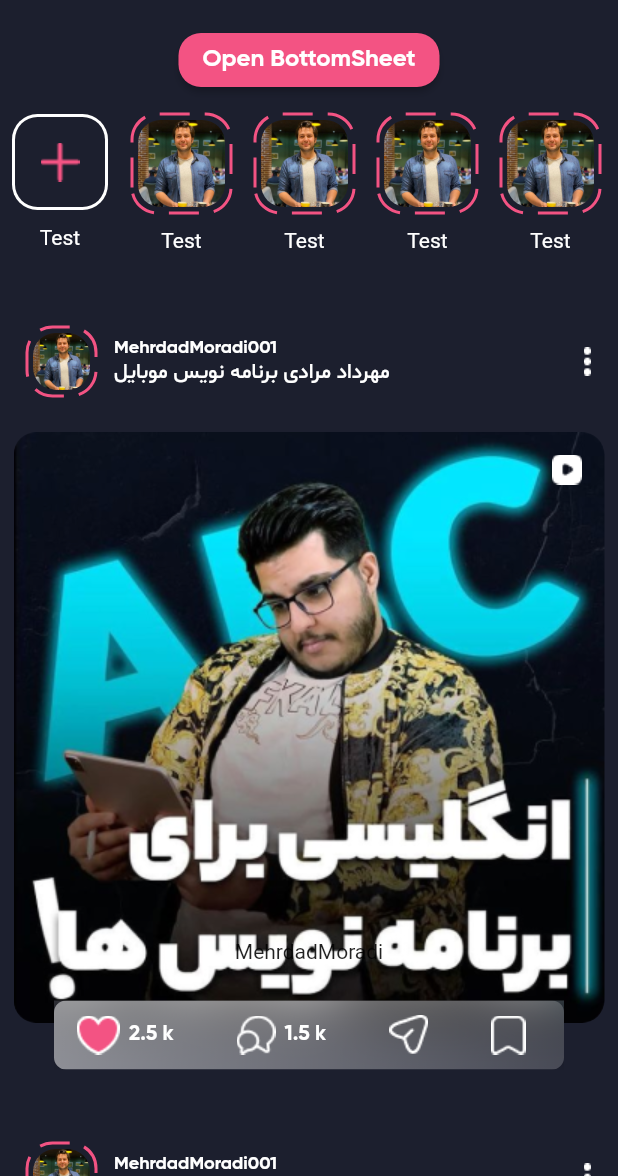
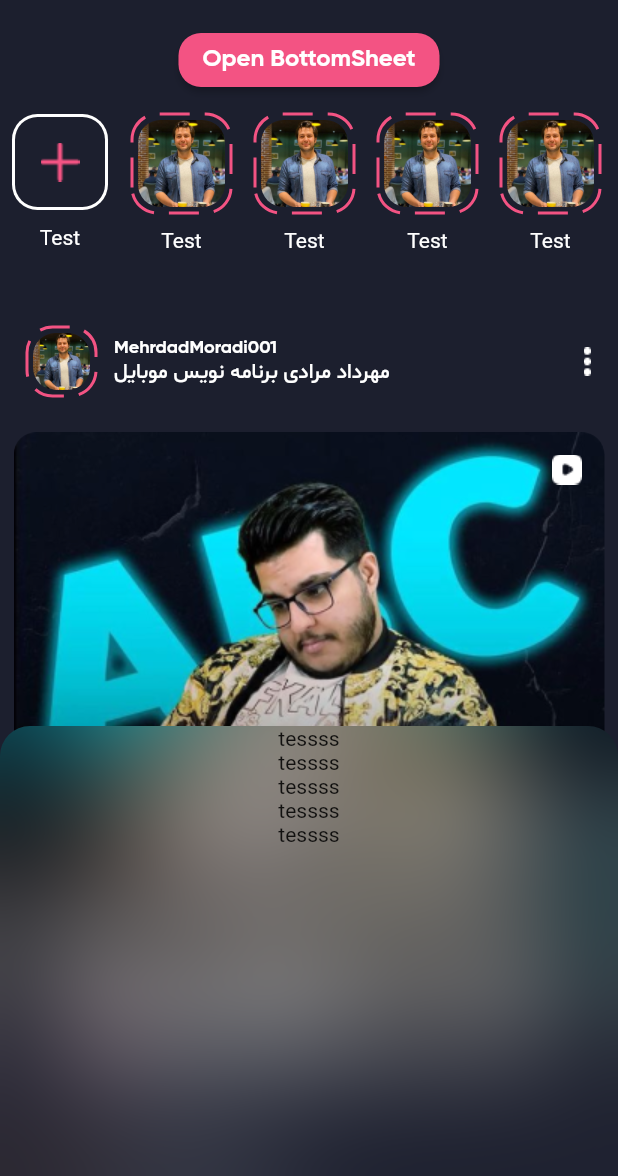
Before and after one commit to mehrdadmoradi001/instagram, a Flutter app: the screen it shows after launch, after a tap on "Open BottomSheet", on a phone screen of 412 x 824 dp, the part 60-1236 px from its top. Run offline on Flutter 3.47's test engine with Material 2 defaults, Android fonts, the phone set to English and light mode, and no system bars; drawn by our look-alikes of dotted_border.

Commit message:
1- Creating blur & Radius for BottomSheet

```diff
--- a/lib/screens/home_screen.dart
+++ b/lib/screens/home_screen.dart
@@ -3,6 +3,7 @@ import 'dart:ui';
 import 'package:flutter/material.dart';
 import 'package:instagram/data/constants/constant_colors.dart';
 import 'package:dotted_border/dotted_border.dart';
+import 'package:instagram/screens/share_bottomsheet.dart';
 
 class HomeScreen extends StatelessWidget {
   const HomeScreen({Key? key}) : super(key: key);
@@ -38,12 +39,7 @@ class HomeScreen extends StatelessWidget {
                     barrierColor: Colors.transparent,
                     backgroundColor: Colors.transparent,
                     context: context,
-                    builder: (BuildContext) => Container(  //
-                      height: 300,
-                      child: Center(
-                        child: Text('MehrdadMoradi'),
-                      ),
-                    ),
+                    builder: (BuildContext) => ShareBottomSheet(),
                   );
                 },
                 child: Text('Open BottomSheet'),
--- a/lib/screens/share_bottomsheet.dart
+++ b/lib/screens/share_bottomsheet.dart
@@ -1 +1,32 @@
+import 'dart:ui';
+
 import 'package:flutter/material.dart';
+
+class ShareBottomSheet extends StatelessWidget {
+  const ShareBottomSheet({Key? key}) : super(key: key);
+
+  @override
+  Widget build(BuildContext context) {
+    return ClipRRect(
+      borderRadius: BorderRadius.only(
+        topLeft: Radius.circular(20),
+        topRight: Radius.circular(20),
+      ),
+      child: BackdropFilter(
+        filter: ImageFilter.blur(sigmaX: 40.0, sigmaY: 40.0),
+        child: Container(
+          height: 300,
+          child: Column(
+            children: [
+              Text('tessss'),
+              Text('tessss'),
+              Text('tessss'),
+              Text('tessss'),
+              Text('tessss'),
+            ],
+          ),
+        ),
+      ),
+    );
+  }
+}
```
